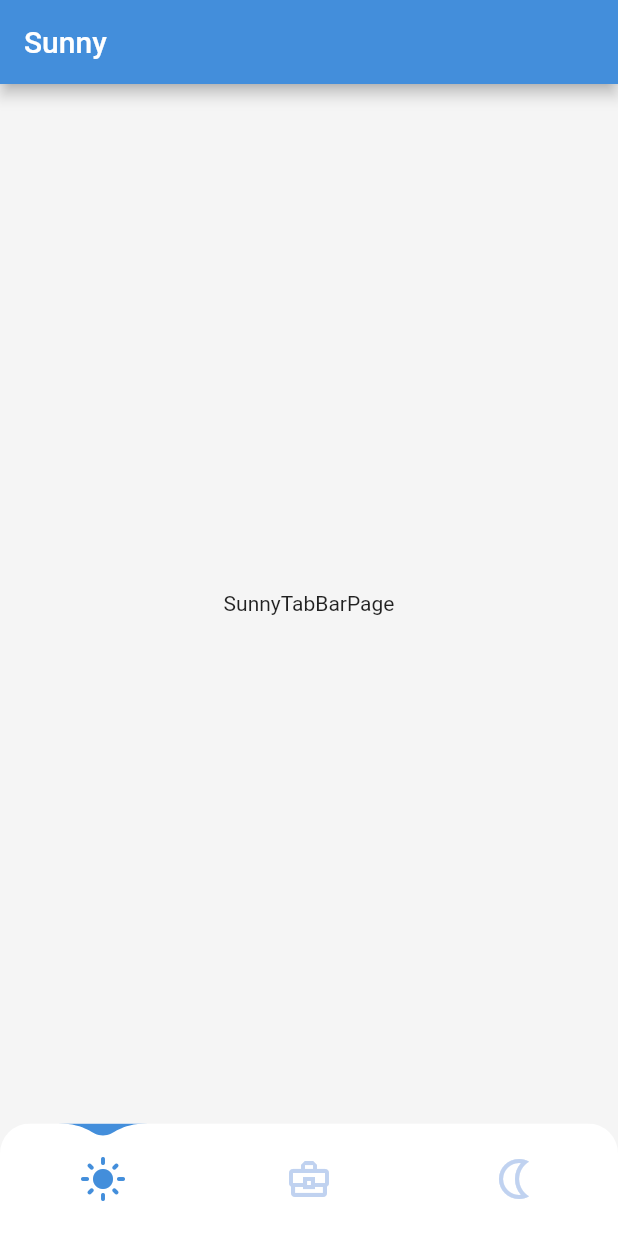
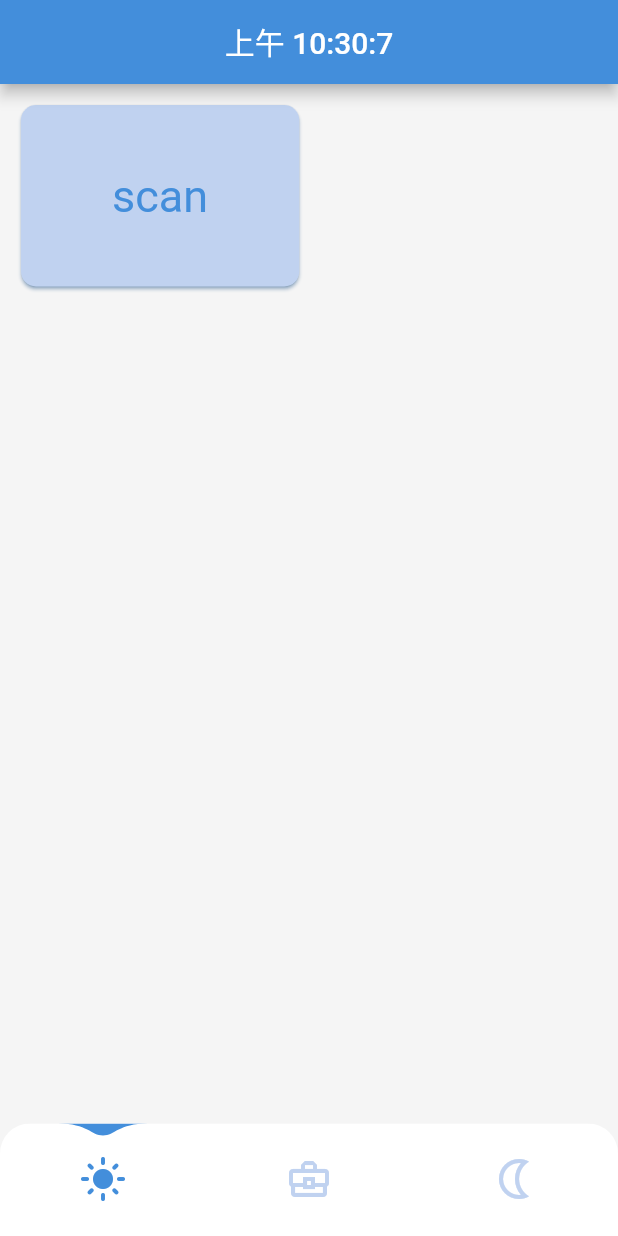
Before and after one commit to imehc/chemi, a Flutter app: the screen it shows after launch, on a phone screen of 412 x 824 dp. Run offline on Flutter 3.47's test engine with Material 2 defaults, Android fonts, the light colour scheme and no system bars; drawn by our look-alikes of water_drop_nav_bar.

Commit message:
feat(blog): grid布局

```diff
--- a/lib/constant.dart
+++ b/lib/constant.dart
@@ -10,6 +10,10 @@ const Color navigationBarColor = Colors.white;
 
 /// 默认大小
 const double primaryFontSize = 14;
+
+const double secondaryFontSize = 12;
+
+const double sunnyTextSize = 30;
 
 /// 主题颜色
 const MaterialColor white = MaterialColor(
@@ -27,3 +31,5 @@ const MaterialColor white = MaterialColor(
     900: Color(0xFF438EDB),
   },
 );
+
+/// 颜色选项
--- a/lib/main.dart
+++ b/lib/main.dart
@@ -3,11 +3,14 @@ import 'package:flutter/services.dart';
 import 'package:flutter_blog/constant.dart';
 import 'package:water_drop_nav_bar/water_drop_nav_bar.dart';
 
+import 'routes/routes.dart';
 import 'widgets/widgets.dart';
 
 void main() {
   /// 初始化
   WidgetsFlutterBinding.ensureInitialized();
+
+  /// 状态栏颜色和主题色保持统一
   SystemChrome.setSystemUIOverlayStyle(
     const SystemUiOverlayStyle(
       statusBarColor: Colors.transparent,
@@ -28,6 +31,7 @@ class MyApp extends StatelessWidget {
         primarySwatch: white,
         canvasColor: Colors.grey[100],
       ),
+      routes: routes,
       home: const MyHomePage(),
     );
   }
@@ -104,3 +108,8 @@ class _MyHomePageState extends State<MyHomePage> {
     );
   }
 }
+
+// 路由
+Map<String, Widget Function(BuildContext)> routes = {
+  "/scan": (context) => const ChimiScan(),
+};
--- /dev/null
+++ b/lib/routes/routes.dart
@@ -0,0 +1 @@
+export 'scan.dart';
--- a/lib/widgets/sunny.dart
+++ b/lib/widgets/sunny.dart
@@ -1,4 +1,7 @@
+import 'dart:async';
+
 import 'package:flutter/material.dart';
+import 'package:flutter_blog/constant.dart';
 
 class SunnyTabBarPage extends StatefulWidget {
   const SunnyTabBarPage({Key? key}) : super(key: key);
@@ -8,15 +11,110 @@ class SunnyTabBarPage extends StatefulWidget {
 }
 
 class _SunnyTabBarPageState extends State<SunnyTabBarPage> {
+  String? _currentTime;
+  Timer? _timer;
+
+  String handleFormatDate() {
+    var hh = DateTime.now().hour;
+    var mm = DateTime.now().minute;
+    var ss = DateTime.now().second;
+    return hh > 12 ? '下午 ${hh - 12}:$mm:$ss' : '上午 $hh:$mm:$ss';
+  }
+
+  void _startTime() {
+    const Duration duration = Duration(seconds: 1);
+    _timer = Timer.periodic(duration, (timer) {
+      setState(() {
+        _currentTime = handleFormatDate();
+      });
+    });
+  }
+
+  @override
+  void initState() {
+    super.initState();
+    // 初始化时间
+    _currentTime = handleFormatDate();
+    // 更新时间
+    _startTime();
+  }
+
+  @override
+  void dispose() {
+    super.dispose();
+    if (_currentTime != null) {
+      _currentTime = null;
+    }
+    if (_timer != null) {
+      _timer?.cancel();
+      _timer = null;
+    }
+  }
+
   @override
   Widget build(BuildContext context) {
     return Scaffold(
       appBar: AppBar(
-        title: const Text("Sunny"),
+        title: Text(_currentTime ?? '22'),
+        centerTitle: true,
       ),
-      body: const Center(
-        child: Text('SunnyTabBarPage'),
+      body: SafeArea(
+        child: GridView.builder(
+          shrinkWrap: true, // 内容适配
+          reverse: false, // 是否反向排序
+          padding: const EdgeInsets.only(
+            left: 10.0,
+            right: 10.0,
+            top: 10.0,
+            bottom: 10.0,
+          ),
+          // physics: const NeverScrollableScrollPhysics(), // 禁止滑动
+          // physics: const AlwaysScrollableScrollPhysics(), // 允许滑动
+          // physics: const BouncingScrollPhysics(), // 弹性滑动
+          physics: const ClampingScrollPhysics(), // 限制滑动
+          gridDelegate: const SliverGridDelegateWithFixedCrossAxisCount(
+            mainAxisSpacing: 5.0, // 主轴间距
+            crossAxisSpacing: 5.0, // 交叉轴间距
+            crossAxisCount: 2, // 列数量
+            childAspectRatio: 1.5, // 子项宽高比
+          ),
+          itemBuilder: (context, index) {
+            return GestureDetector(
+              onTap: () => handleJumpPage(index, context: context),
+              child: Card(
+                shadowColor: primaryColor,
+                color: secondaryColor,
+                elevation: 1.0,
+                shape: const RoundedRectangleBorder(
+                  borderRadius: BorderRadius.all(
+                    Radius.circular(10.0),
+                  ),
+                ),
+                child: Center(
+                  child: Text(
+                    handleJumpPage(index),
+                    style: const TextStyle(
+                      fontSize: sunnyTextSize,
+                      color: primaryColor,
+                    ),
+                  ),
+                ),
+              ),
+            );
+          },
+          itemCount: 1,
+        ),
       ),
     );
   }
 }
+
+String handleJumpPage(int index, {BuildContext? context}) {
+  switch (index) {
+    case 0:
+      if (context != null) Navigator.pushNamed(context, '/scan');
+      return 'scan';
+    default:
+      return '未知页面';
+  }
+}
```
Also changed, not shown: lib/routes/scan.dart (added, +22 -0 lines), 2 other files.
